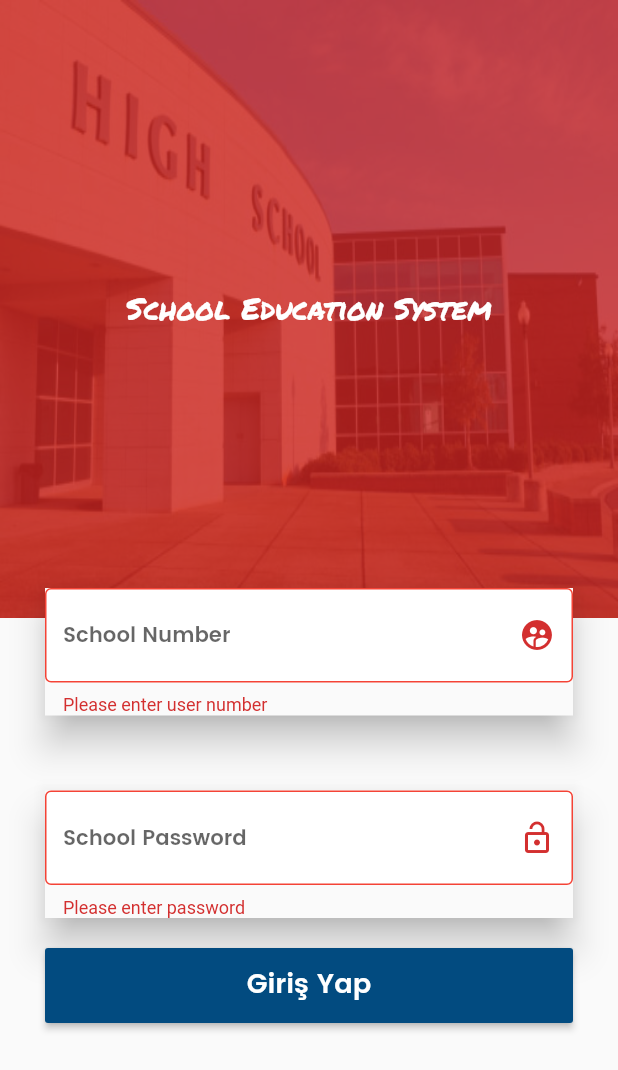
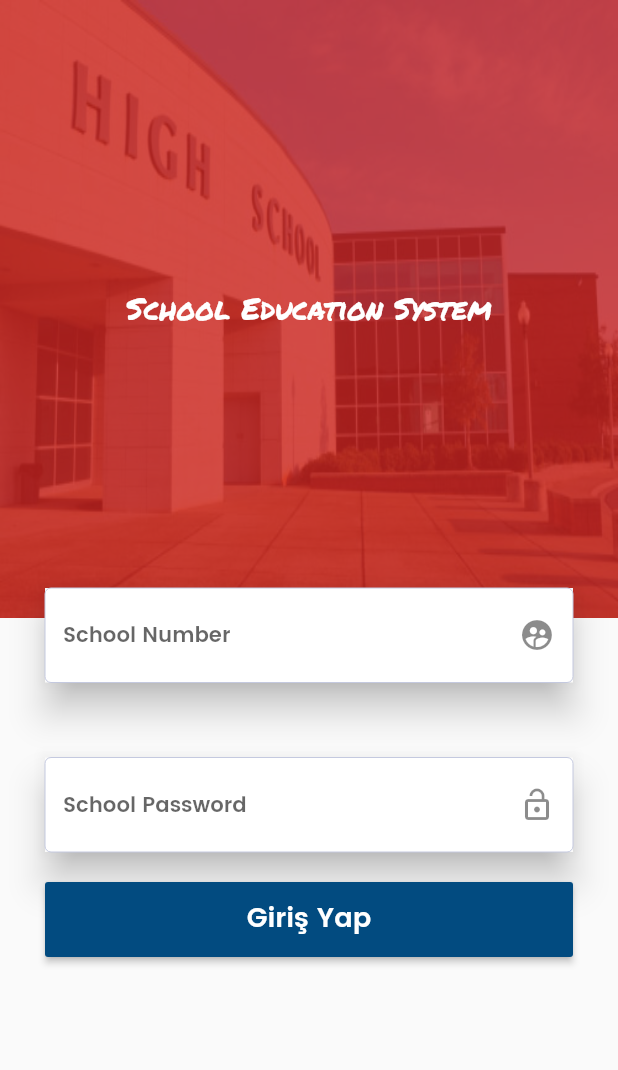
Before and after one commit to VB10/HighSchool, a Flutter app: the screen it shows after launch, after a tap on "Giriş Yap", on a phone screen of 412 x 824 dp. Shown: the top 1070 px of the screen. Run offline on Flutter 3.47's test engine with Material 2 defaults, Android fonts, the phone set to English and light mode, and no system bars.

Commit message:
atomic design login fix

```diff
--- a/lib/main.dart
+++ b/lib/main.dart
@@ -1,7 +1,6 @@
 import 'package:flutter/material.dart';
 import 'package:highschool/screen/feed/main.dart';
 import 'package:highschool/screen/login/login.dart';
-import 'package:highschool/screen/login/tt.dart';
 
 void main() => runApp(MyApp());
 
--- /dev/null
+++ b/lib/screen/login/form.dart
@@ -0,0 +1,103 @@
+import 'package:flutter/material.dart';
+import 'package:highschool/component/box/sized.dart';
+import 'package:highschool/util/styles/color.dart';
+import 'package:highschool/util/styles/text.dart';
+
+class LoginFormWidget extends StatefulWidget {
+  @override
+  _LoginFormWidgetState createState() => _LoginFormWidgetState();
+}
+
+class _LoginFormWidgetState extends State<LoginFormWidget> {
+  final formKey = GlobalKey<FormState>();
+  FocusNode myFocusNode;
+
+  TextEditingController _usernameTEC = new TextEditingController();
+  TextEditingController _passwordTEC = new TextEditingController();
+
+  String testVal;
+  void initState() {
+    super.initState();
+    myFocusNode = FocusNode();
+  }
+
+  void clear() {
+    this._usernameTEC.clear();
+    this._passwordTEC.clear();
+  }
+
+  @override
+  Widget build(BuildContext context) {
+    return Padding(
+      padding: EdgeInsets.symmetric(horizontal: 30, vertical: 10),
+      child: Form(
+        key: formKey,
+        child: Column(
+          children: <Widget>[
+            Material(
+              shadowColor: Colors.black,
+              elevation: 10.0,
+              child: TextFormField(
+                focusNode: myFocusNode,
+                validator: (value) {
+                  if (value.isEmpty) {
+                    return "Please enter user number";
+                  }
+                },
+                controller: this._usernameTEC,
+                textAlign: TextAlign.left,
+                maxLines: 1,
+                decoration: inputDecoration(
+                    "School Number", Icons.supervised_user_circle),
+                style: inputTextStyle,
+              ),
+            ),
+            SizedBox(
+              height: 50,
+            ),
+            Material(
+              shadowColor: Colors.black,
+              elevation: 10.0,
+              child: TextFormField(
+                textAlign: TextAlign.left,
+                controller: _passwordTEC,
+                maxLines: 1,
+                obscureText: true,
+                onSaved: (value) {},
+                validator: (value) {
+                  if (value.isEmpty) {
+                    return "Please enter password";
+                  }
+                },
+                decoration: inputDecoration("School Password", Icons.lock_open),
+                style: inputTextStyle,
+              ),
+            ),
+            SizedBox(
+              height: 20,
+            ),
+            CustomBox(
+              child: RaisedButton(
+                onPressed: () {
+                  clear();
+                  // if (formKey.currentState.validate()) {
+                  //   Navigator.pushNamed(context, '/feeds');
+                  // } else {}
+                },
+                color: LOGIN_submitButtonColor,
+                child: Container(
+                  child: Text(
+                    "Giriş Yap",
+                    textAlign: TextAlign.center,
+                    style: buttonTextStyle,
+                  ),
+                ),
+              ),
+              height: 50,
+            )
+          ],
+        ),
+      ),
+    );
+  }
+}
--- /dev/null
+++ b/lib/screen/login/header.dart
@@ -0,0 +1,32 @@
+import 'package:flutter/material.dart';
+import 'package:highschool/util/const/images.dart';
+import 'package:highschool/util/styles/color.dart';
+
+class LoginHeaderWidget extends StatelessWidget {
+  const LoginHeaderWidget({Key key, this.title}) : super(key: key);
+  final String title;
+  @override
+  Widget build(BuildContext context) {
+    return Stack(
+      children: <Widget>[
+        Positioned.fill(
+          child: Image.asset(
+            LOGIN_highSchool,
+            fit: BoxFit.fill,
+          ),
+        ),
+        Container(
+          color: LOGIN_imageBackgroundColor,
+          alignment: Alignment.center,
+          child: Text(
+            title,
+            style: TextStyle(
+                fontSize: 20,
+                color: Colors.white,
+                fontFamily: "PermanentMarker"),
+          ),
+        )
+      ],
+    );
+  }
+}
--- a/lib/screen/login/login.dart
+++ b/lib/screen/login/login.dart
@@ -1,10 +1,7 @@
-import 'dart:ui';
-
 import 'package:flutter/material.dart';
-import 'package:highschool/component/box/sized.dart';
-import 'package:highschool/util/const/images.dart';
-import 'package:highschool/util/styles/color.dart';
-import 'package:highschool/util/styles/text.dart';
+import 'package:highschool/screen/login/form.dart';
+import 'package:highschool/screen/login/header.dart';
+import 'package:highschool/util/device/index.dart' as helper;
 
 class LoginPage extends StatefulWidget {
   @override
@@ -14,140 +11,49 @@ class LoginPage extends StatefulWidget {
 //TODO FIX DESIGN FOR ATOMIC
 class _LoginPageState extends State<LoginPage> {
   String title = "School Education System";
-  FocusNode myFocusNode;
-  final _formKey = GlobalKey<FormState>();
 
   double deviceWidth;
   double deviceHeight;
   double bottomInsight;
+  double height = 20;
 
-  double height = 20;
   @override
   void initState() {
     super.initState();
-    myFocusNode = FocusNode();
   }
 
   @override
   Widget build(BuildContext context) {
-    deviceWidth = MediaQuery.of(context).size.width;
-    deviceHeight = MediaQuery.of(context).size.height;
-    bottomInsight = MediaQuery.of(context).viewInsets.bottom;
-    var body = Padding(
-      padding: EdgeInsets.symmetric(horizontal: 30, vertical: 10),
-      child: Form(
-        key: _formKey,
-        child: Column(
-          children: <Widget>[
-            Material(
-              shadowColor: Colors.black,
-              elevation: 10.0,
-              child: TextFormField(
-                focusNode: myFocusNode,
-                validator: (value) {
-                  if (value.isEmpty) {
-                    return "Please enter user number";
-                  }
-                },
-                textAlign: TextAlign.left,
-                maxLines: 1,
-                decoration: inputDecoration(
-                    "School Number", Icons.supervised_user_circle),
-                style: inputTextStyle,
-              ),
-            ),
-            SizedBox(
-              height: 50,
-            ),
-            Material(
-              shadowColor: Colors.black,
-              elevation: 10.0,
-              child: TextFormField(
-                textAlign: TextAlign.left,
-                maxLines: 1,
-                obscureText: true,
-                validator: (value) {
-                  if (value.isEmpty) {
-                    return "Please enter password";
-                  }
-                },
-                decoration: inputDecoration("School Password", Icons.lock_open),
-                style: inputTextStyle,
-              ),
-            ),
-            SizedBox(
-              height: 20,
-            ),
-            CustomBox(
-              child: RaisedButton(
-                onPressed: () {
+    deviceWidth = helper.HelperDevice.deviceWidth(context);
+    deviceHeight = helper.HelperDevice.deviceHeight(context);
+    bottomInsight = helper.HelperDevice.deviceBottomInsight(context);
 
-
-                  if (_formKey.currentState.validate()) {
-                     Navigator.pushNamed(context, '/feeds');
-                  } else {
-                  }
-                },
-                color: LOGIN_submitButtonColor,
-                child: Container(
-                  child: Text(
-                    "Giriş Yap",
-                    textAlign: TextAlign.center,
-                    style: buttonTextStyle,
-                  ),
-                ),
-              ),
-              height: 50,
-            )
-          ],
-        ),
-      ),
-    );
-    var headerStack = Stack(
-      children: <Widget>[
-        Positioned.fill(
-          child: Image.asset(
-            LOGIN_highSchool,
-            fit: BoxFit.fill,
-          ),
-        ),
-        Container(
-          color: LOGIN_imageBackgroundColor,
-          alignment: Alignment.center,
-          child: Text(
-            this.title,
-            style: TextStyle(
-                fontSize: 20,
-                color: Colors.white,
-                fontFamily: "PermanentMarker"),
-          ),
-        )
-      ],
-    );
-    var content = Scaffold(
+    var bodyWidget = LoginFormWidget();
+    var headerStack = LoginHeaderWidget(title: this.title);
+    return Scaffold(
         resizeToAvoidBottomInset: false,
         body: Stack(
-          fit: StackFit.loose,
           children: <Widget>[
             AnimatedContainer(
               duration: Duration(milliseconds: 500),
-              height:
-                  bottomInsight == 0 ? deviceHeight * 0.5 : deviceHeight * 0.2,
+              height: heightHelper(bottomInsight),
               child: headerStack,
               curve: Curves.linear,
             ),
             AnimatedContainer(
                 duration: Duration(milliseconds: 500),
                 curve: Curves.linear,
-                margin: EdgeInsets.only(
-                  top: bottomInsight == 0
-                      ? deviceHeight * 0.5 - 30
-                      : deviceHeight * 0.2,
-                ),
-                child: body),
+                margin: EdgeInsets.only(top: marginTopHelper(bottomInsight)),
+                child: bodyWidget),
           ],
         ));
+  }
 
-    return content;
+  double marginTopHelper(double bottom) {
+    return bottom == 0 ? deviceHeight * 0.5 - 30 : deviceHeight * 0.2;
+  }
+
+  double heightHelper(double bottom) {
+    return bottom == 0 ? deviceHeight * 0.5 : deviceHeight * 0.2;
   }
 }
--- a/lib/screen/login/tt.dart
+++ /dev/null
@@ -1,52 +0,0 @@
-import 'package:flutter/material.dart';
-class MyCustomForm extends StatefulWidget {
-  @override
-  MyCustomFormState createState() {
-    return MyCustomFormState();
-  }
-}
-
-// Create a corresponding State class. This class will hold the data related to
-// the form.
-class MyCustomFormState extends State<MyCustomForm> {
-  // Create a global key that will uniquely identify the Form widget and allow
-  // us to validate the form
-  //
-  // Note: This is a GlobalKey<FormState>, not a GlobalKey<MyCustomFormState>!
-  final _formKey = GlobalKey<FormState>();
-
-  @override
-  Widget build(BuildContext context) {
-    // Build a Form widget using the _formKey we created above
-    return Form(
-      key: _formKey,
-      child: Column(
-        crossAxisAlignment: CrossAxisAlignment.start,
-        children: <Widget>[
-          TextFormField(
-            validator: (value) {
-              if (value.isEmpty) {
-                return 'Please enter some text';
-              }
-            },
-          ),
-          Padding(
-            padding: const EdgeInsets.symmetric(vertical: 16.0),
-            child: RaisedButton(
-              onPressed: () {
-                // Validate will return true if the form is valid, or false if
-                // the form is invalid.
-                if (_formKey.currentState.validate()) {
-                  // If the form is valid, we want to show a Snackbar
-                  Scaffold.of(context)
-                      .showSnackBar(SnackBar(content: Text('Processing Data')));
-                }
-              },
-              child: Text('Submit'),
-            ),
-          ),
-        ],
-      ),
-    );
-  }
-}
--- /dev/null
+++ b/lib/util/device/index.dart
@@ -0,0 +1,11 @@
+import 'package:flutter/material.dart';
+
+class HelperDevice {
+  static int myVal = 12345;
+  static double deviceWidth(BuildContext context) =>
+      MediaQuery.of(context).size.width;
+  static double deviceHeight(BuildContext context) =>
+      MediaQuery.of(context).size.height;
+  static double deviceBottomInsight(BuildContext context) =>
+      MediaQuery.of(context).viewInsets.bottom;
+}
```
